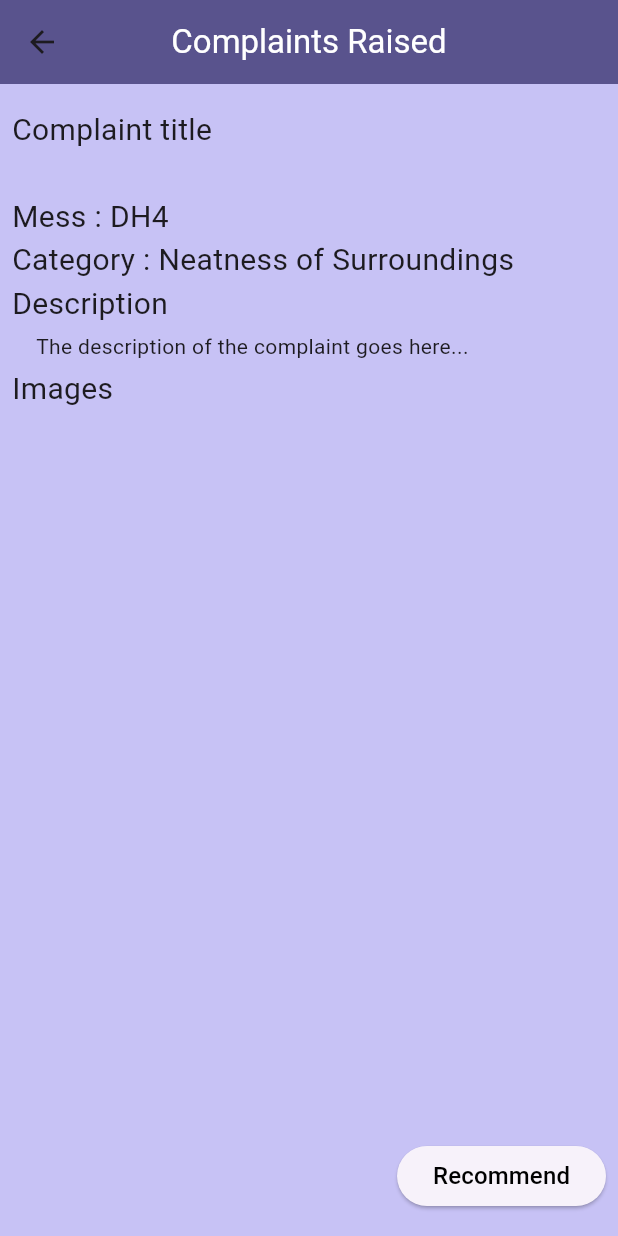
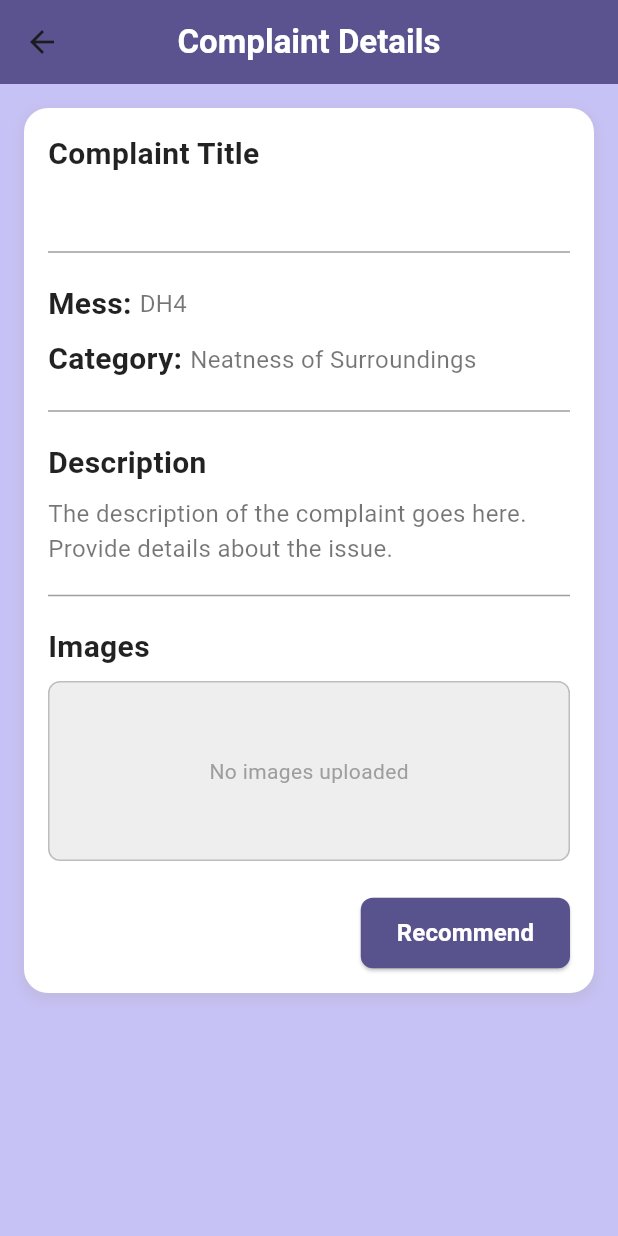
Before and after one commit to codewithsam110g/mess-mitra, a Flutter app: the ShowComplaint screen opened directly with empty values, on a phone screen of 412 x 824 dp. Run offline on Flutter 3.47's test engine with Material 3 defaults, Android fonts, the light colour scheme and no system bars; our stand-ins replace stylish_bottom_bar.

Commit message:
Updated UI

```diff
--- a/lib/raise_complaints.dart
+++ b/lib/raise_complaints.dart
@@ -91,7 +91,7 @@ class _RaiseComplaintsState extends State<RaiseComplaints> {
             Container(
               child: ElevatedButton(
                 style: ElevatedButton.styleFrom(
-                  backgroundColor: Color(0xC92010FF)
+                  backgroundColor: Color.fromRGBO(89, 83, 141, 1)
                 ),
                 onPressed: (){},
                 child: Text('Submit Complaint', style: TextStyle(color: Colors.white),),
--- a/lib/show_complaints.dart
+++ b/lib/show_complaints.dart
@@ -12,71 +12,126 @@ class ShowComplaint extends StatefulWidget {
 }
 
 class _ShowComplaintState extends State<ShowComplaint> {
+  final TextStyle headingStyle = const TextStyle(
+    fontSize: 20,
+    fontWeight: FontWeight.bold,
+    color: Colors.black87,
+  );
 
-  TextStyle styles = const TextStyle(
-    fontSize: 20,
+  final TextStyle contentStyle = const TextStyle(
+    fontSize: 16,
+    color: Colors.black54,
   );
 
   @override
   Widget build(BuildContext context) {
     return Scaffold(
-      backgroundColor: Color.fromRGBO(199, 194, 245, 1),
+      backgroundColor: const Color.fromRGBO(199, 194, 245, 1),
       appBar: AppBar(
-        title: const Text('Complaints Raised', style: TextStyle(color: Colors.white),),
+        title: const Text(
+          'Complaint Details',
+          style: TextStyle(color: Colors.white, fontWeight: FontWeight.bold),
+        ),
         centerTitle: true,
-        backgroundColor: Color.fromRGBO(89, 83, 141, 1),
+        backgroundColor: const Color.fromRGBO(89, 83, 141, 1),
+        elevation: 5,
       ),
       body: Padding(
-        padding: const EdgeInsets.symmetric(horizontal: 8, vertical: 16),
-        child: Stack(
-          children: [
-            Column(
-              mainAxisAlignment: MainAxisAlignment.start,
+        padding: const EdgeInsets.all(16.0),
+        child: SingleChildScrollView(
+          child: Container(
+            padding: const EdgeInsets.all(16.0),
+            decoration: BoxDecoration(
+              color: Colors.white,
+              borderRadius: BorderRadius.circular(16),
+              boxShadow: [
+                BoxShadow(
+                  color: Colors.grey.withOpacity(0.2),
+                  spreadRadius: 2,
+                  blurRadius: 6,
+                  offset: const Offset(0, 3),
+                ),
+              ],
+            ),
+            child: Column(
               crossAxisAlignment: CrossAxisAlignment.start,
               children: [
-                Text('Complaint title', style: styles,),
-                Padding(
-                  padding: const EdgeInsets.symmetric(vertical: 4, horizontal: 16),
-                  child: Text(widget.title),
+                Text('Complaint Title', style: headingStyle),
+                const SizedBox(height: 8),
+                Text(widget.title, style: contentStyle),
+                Container(
+                  margin: EdgeInsets.symmetric(vertical: 8),
+                  child: const Divider(height: 24, thickness: 1, color: Colors.grey)
                 ),
                 Row(
                   crossAxisAlignment: CrossAxisAlignment.center,
                   children: [
-                    Text('Mess : ', style: styles,),
-                    Text('DH4', style: styles,)
+                    Text('Mess: ', style: headingStyle),
+                    Expanded(child: Text('DH4', style: contentStyle)),
                   ],
                 ),
+                const SizedBox(height: 8),
                 Row(
                   crossAxisAlignment: CrossAxisAlignment.center,
                   children: [
-                    Text('Category : ', style: styles,),
-                    Text('Neatness of Surroundings', style: styles,)
+                    Text('Category: ', style: headingStyle),
+                    Expanded(
+                      child: Text('Neatness of Surroundings', style: contentStyle),
+                    ),
                   ],
                 ),
-                Text('Description', style: styles,),
-                Padding(
-                  padding: const EdgeInsets.symmetric(vertical: 4, horizontal: 16),
-                  child: Text('The description of the complaint goes here...'),
+                Container(
+                  margin: EdgeInsets.symmetric(vertical: 8),
+                  child: const Divider(height: 24, thickness: 1, color: Colors.grey)
                 ),
-                Text('Images', style: styles,),
-                Spacer(),
-              ],
-            ),
-            Column(
-              children: [
-                const Spacer(),
+                Text('Description', style: headingStyle),
+                const SizedBox(height: 8),
+                Text(
+                  'The description of the complaint goes here. Provide details about the issue.',
+                  style: contentStyle,
+                ),
+                Container(
+                  margin: EdgeInsets.symmetric(vertical: 8),
+                  child: const Divider(height: 24, thickness: 1, color: Colors.grey)
+                ),
+                Text('Images', style: headingStyle),
+                const SizedBox(height: 8),
+                Container(
+                  height: 120,
+                  decoration: BoxDecoration(
+                    color: Colors.grey.shade200,
+                    borderRadius: BorderRadius.circular(8),
+                    border: Border.all(color: Colors.grey.shade400),
+                  ),
+                  child: const Center(
+                    child: Text('No images uploaded', style: TextStyle(color: Colors.grey)),
+                  ),
+                ),
+                const SizedBox(height: 24),
                 Row(
                   mainAxisAlignment: MainAxisAlignment.end,
                   children: [
                     ElevatedButton(
-                      onPressed: () {},
-                      child: Text('Recommend', style: TextStyle(color: Colors.black, fontSize: 16),),
+                      style: ElevatedButton.styleFrom(
+                        backgroundColor: const Color.fromRGBO(89, 83, 141, 1),
+                        padding: const EdgeInsets.symmetric(horizontal: 24, vertical: 12),
+                        shape: RoundedRectangleBorder(
+                          borderRadius: BorderRadius.circular(8),
+                        ),
+                      ),
+                      onPressed: () {
+                        // Implement the Recommend button functionality here
+                      },
+                      child: const Text(
+                        'Recommend',
+                        style: TextStyle(color: Colors.white, fontSize: 16, fontWeight: FontWeight.bold),
+                      ),
                     ),
                   ],
                 ),
               ],
-            )
-          ],
+            ),
+          ),
         ),
       ),
     );
```
